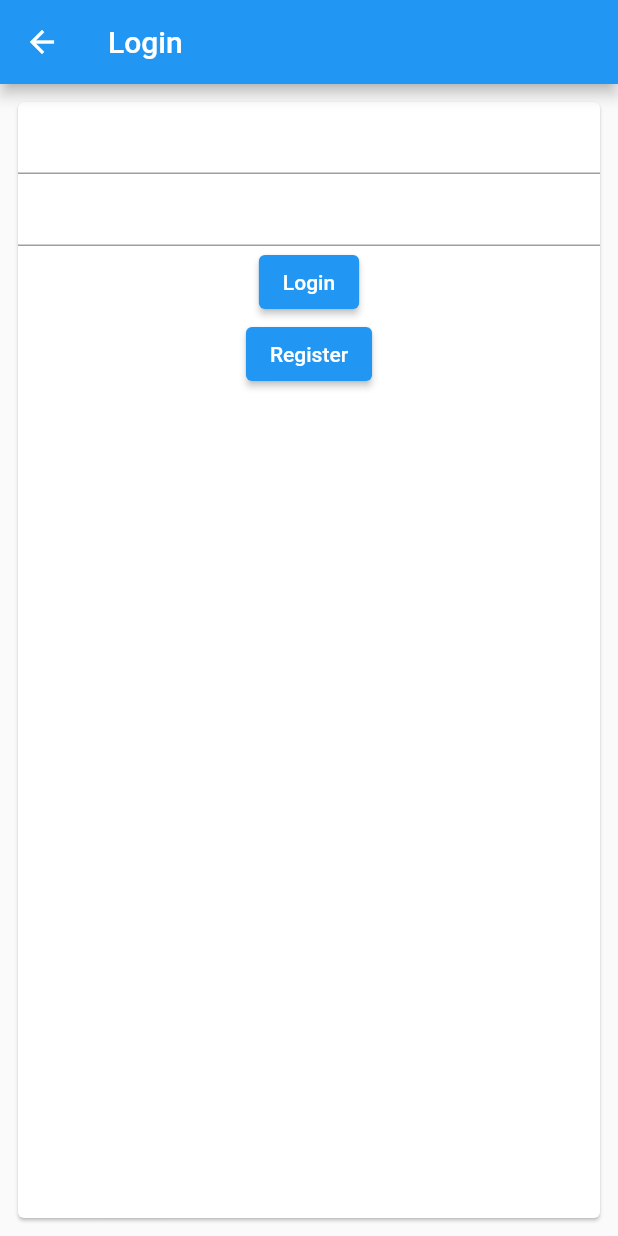
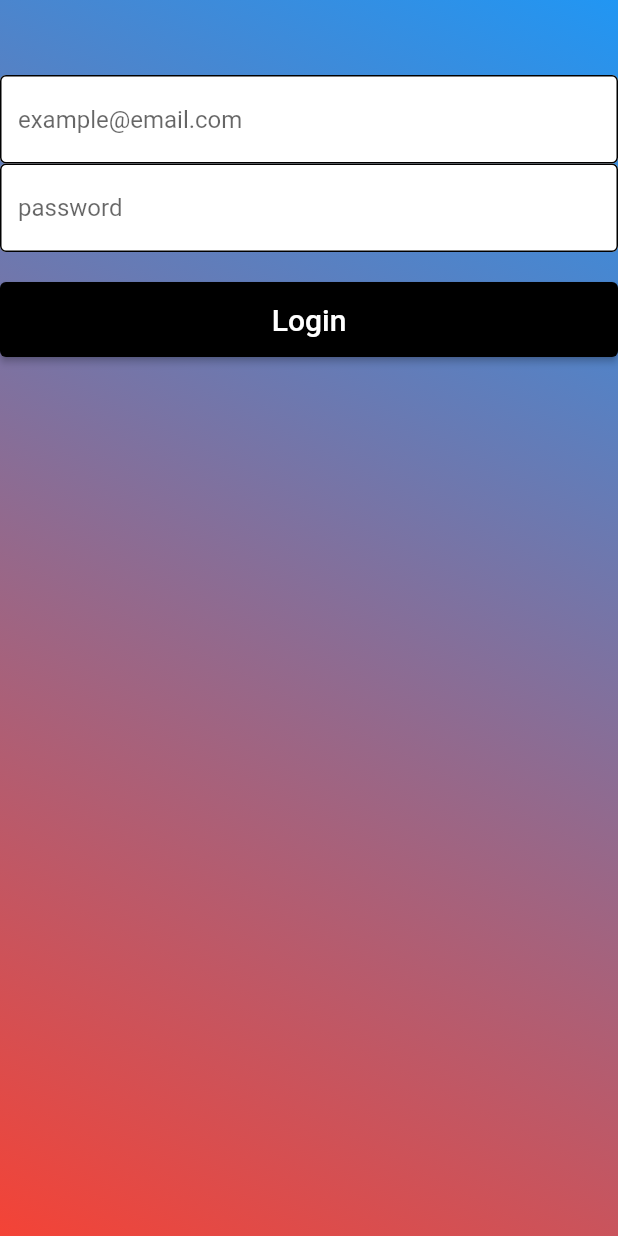
Before and after one commit to Empirean/PanchatPlus, a Flutter app: the Login screen opened directly, on a phone screen of 412 x 824 dp. Run offline on Flutter 3.47's test engine with Material 2 defaults, Android fonts, the phone set to English and light mode, and no system bars; our stand-ins replace cloud_firestore, firebase_auth, firebase_core; accounts and stored records are empty.

Commit message:
Login and Register page update

```diff
--- a/lib/main.dart
+++ b/lib/main.dart
@@ -19,6 +19,7 @@ class MyApp extends StatelessWidget {
       initialData: null,
       value: AuthenticationService().userInfo,
       child: const MaterialApp(
+        color: Colors.black,
         home: Wrapper(),
       ),
     );
--- /dev/null
+++ b/lib/pages/authentication/login/login.dart
@@ -0,0 +1,70 @@
+import 'package:flutter/material.dart';
+import 'package:panchat_plus/shared/styles.dart';
+
+class Login extends StatefulWidget {
+  const Login({Key? key}) : super(key: key);
+
+  @override
+  _LoginState createState() => _LoginState();
+}
+
+class _LoginState extends State<Login> {
+
+  String _username = "";
+  String _password = "";
+  String _errorText = "";
+
+  final _formKey = GlobalKey<FormState>();
+
+  @override
+  Widget build(BuildContext context) {
+    return Scaffold(
+      body: Container(
+        decoration: const BoxDecoration(
+          gradient: LinearGradient(
+            begin: Alignment.topRight,
+            end: Alignment.bottomLeft,
+            colors: [
+              Colors.blue,
+              Colors.red,
+            ],
+          ),
+        ),
+        child: Form(
+          key: _formKey,
+          child: Column(
+            children: [
+              const SizedBox(height: 50,),
+              TextFormField(
+                decoration: fieldStyle.copyWith(
+                  hintText: "example@email.com"
+                ),
+              ),
+              TextFormField(
+                decoration: fieldStyle.copyWith(
+                  hintText: "password"
+                ),
+              ),
+              const SizedBox(
+                height: 20,
+              ),
+              SizedBox(
+                height: 50,
+                width: double.infinity,
+                child: ElevatedButton(
+                  style: buttonStyle,
+                  child: const Text("Login",
+                    style: buttonTextStyle,
+                  ),
+                  onPressed: () async {
+
+                  },
+                ),
+              ),
+            ],
+          ),
+        ),
+      ),
+    );
+  }
+}
--- a/lib/pages/login/login.dart
+++ /dev/null
@@ -1,44 +0,0 @@
-import 'package:flutter/material.dart';
-
-class Login extends StatefulWidget {
-  const Login({Key? key}) : super(key: key);
-
-  @override
-  _LoginState createState() => _LoginState();
-}
-
-class _LoginState extends State<Login> {
-  @override
-  Widget build(BuildContext context) {
-    return Scaffold(
-      appBar: AppBar(
-        title: const Text("Login"),
-      ),
-      body: Container(
-        padding: const EdgeInsets.all(8.0),
-        child: Form(
-          child: Card(
-            child: Column(
-              children: [
-                TextFormField(),
-                TextFormField(),
-                ElevatedButton(
-                  child: const Text("Login"),
-                  onPressed: () {
-
-                  },
-                ),
-                ElevatedButton(
-                  child: const Text("Register"),
-                  onPressed: () {
-
-                  },
-                )
-              ],
-            ),
-          ),
-        ),
-      ),
-    );
-  }
-}
--- a/lib/pages/wrapper.dart
+++ b/lib/pages/wrapper.dart
@@ -1,10 +1,12 @@
 import 'package:firebase_auth/firebase_auth.dart';
 import 'package:flutter/material.dart';
 import 'package:panchat_plus/models/userinfo.dart';
+import 'package:panchat_plus/pages/authentication/authentication.dart';
 import 'package:provider/provider.dart';
 
+import 'authentication/login/login.dart';
 import 'home/home.dart';
-import 'login/login.dart';
+
 
 class Wrapper extends StatefulWidget {
   const Wrapper({Key? key}) : super(key: key);
@@ -20,8 +22,8 @@ class _WrapperState extends State<Wrapper> {
 
     final userInfo = Provider.of<PanchatUserInfo?>(context);
 
-    if (userInfo != null) {
-      return const Login();
+    if (userInfo == null) {
+      return const Authentication();
     }
     else {
       return const Home();
--- a/lib/shared/styles.dart
+++ b/lib/shared/styles.dart
@@ -0,0 +1,30 @@
+import 'package:flutter/material.dart';
+
+// this is for input boxes
+const fieldStyle = InputDecoration(
+  filled: true,
+  fillColor: Colors.white,
+  focusedBorder: OutlineInputBorder(
+    borderSide: BorderSide(
+      color: Colors.black
+    ),
+  ),
+  enabledBorder: OutlineInputBorder(
+    borderSide: BorderSide(
+      color: Colors.black
+    )
+  ),
+  errorStyle: TextStyle(
+    color: Colors.red
+  )
+);
+
+// this is for button text
+const TextStyle buttonTextStyle = TextStyle(
+  fontSize: 20,
+);
+
+// this is for buttons
+ButtonStyle buttonStyle = ButtonStyle(
+  backgroundColor: MaterialStateProperty.all(Colors.black),
+);
```
Also changed, not shown: lib/pages/authentication/authentication.dart (added, +62 -0 lines), lib/pages/authentication/login/register.dart (added, +90 -0 lines), lib/shared/sticker.dart (added, +38 -0 lines).
